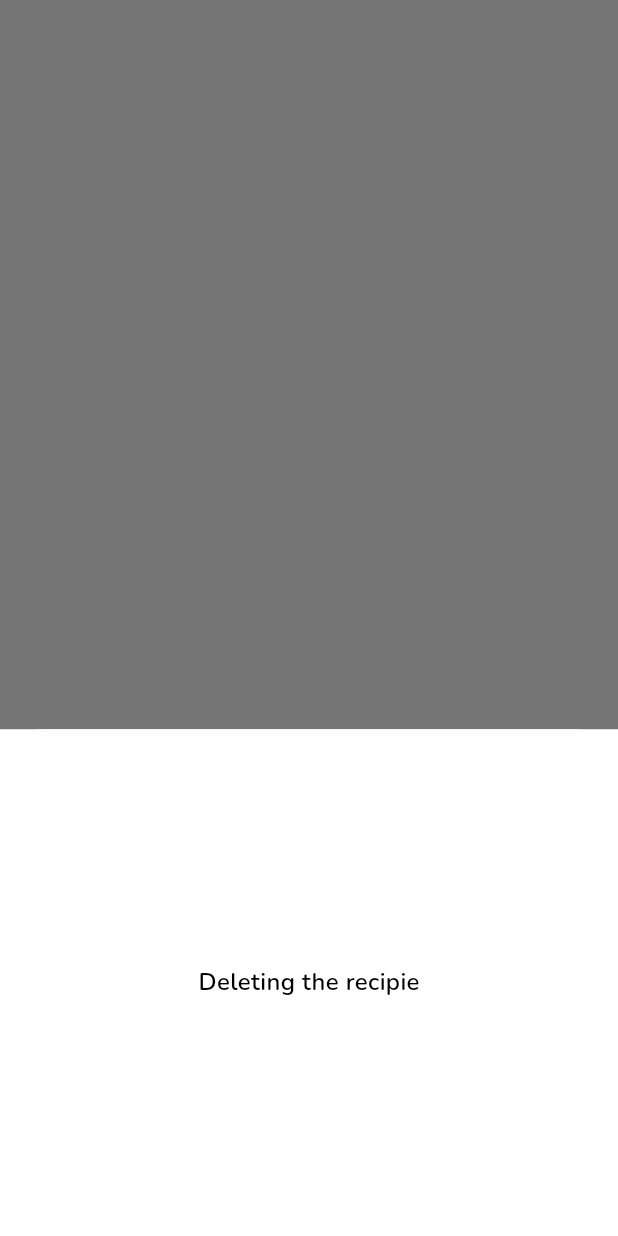
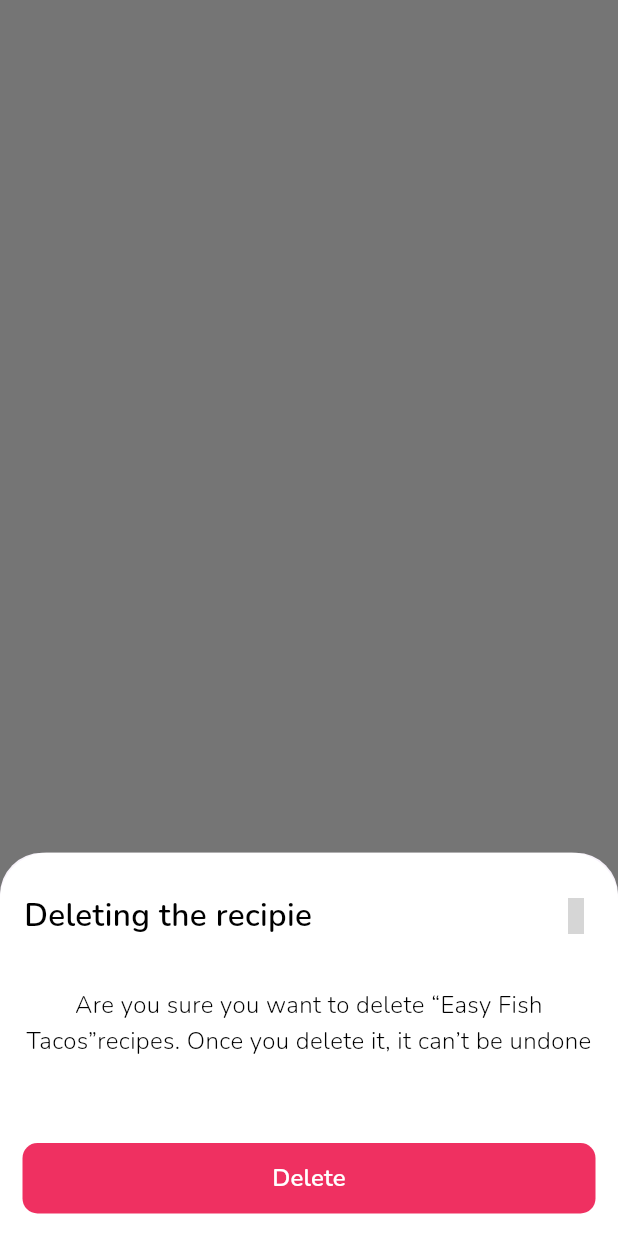
Before and after one commit to AliJawadSubhan/sonphy, a Flutter app: what deleteBottomSheet() shows on an empty page, opened directly, on a phone screen of 412 x 824 dp. Run offline on Flutter 3.47's test engine with Material 3 defaults, Android fonts, the light colour scheme and no system bars; our stand-ins replace auto_size_text, flutter_svg, google_fonts, icons_plus; missing offline and left inert: animate_routes; grey boxes are pictures that could not be loaded.

Commit message:
edit page included

```diff
--- a/lib/base/sonphy.dart
+++ b/lib/base/sonphy.dart
@@ -2,6 +2,7 @@ import 'package:flutter/material.dart';
 import 'package:sonphy/core/utils/colors.dart';
 import 'package:sonphy/modules/create_recipie/create_recipie.dart';
 import 'package:sonphy/modules/generate_recipie/generate_recipie_page.dart';
+import 'package:sonphy/modules/profile/pages/profile_settings_page.dart';
 
 class Sonphy extends StatelessWidget {
   const Sonphy({super.key});
@@ -19,7 +20,7 @@ class Sonphy extends StatelessWidget {
             elevation: 0.0,
             backgroundColor: Colors.white,
           )),
-      home: GenerateRecipiePage(),
+      home: ProfileSettingsPage(),
     );
   }
 }
--- a/lib/modules/generate_recipie/widgets/delete_bottom_sheet.dart
+++ b/lib/modules/generate_recipie/widgets/delete_bottom_sheet.dart
@@ -1,22 +1,75 @@
 import 'package:flutter/material.dart';
+import 'package:icons_plus/icons_plus.dart';
 import 'package:sonphy/config/extensions/buildcontext_extensions.dart';
-import 'package:sonphy/core/core_widgets/core_text.dart';
+import 'package:sonphy/core/core_widgets/widget_link.dart';
+import 'package:sonphy/core/utils/colors.dart';
 
 void deleteBottomSheet(BuildContext context) {
   showModalBottomSheet(
     context: context,
     builder: (context) {
       return Container(
-        height: context.screenHeight * 0.41,
-        color: Colors.white,
-        child: Center(
-          child: Column(
-            mainAxisAlignment: MainAxisAlignment.center,
-            mainAxisSize: MainAxisSize.min,
-            children: <Widget>[
-              customTextWidget(text: "Deleting the recipie"),
-            ],
+        height: context.screenHeight * 0.31,
+        width: context.screenWidth,
+        decoration: const BoxDecoration(
+          color: Colors.white,
+          borderRadius: BorderRadius.only(
+            topLeft: Radius.circular(31),
+            topRight: Radius.circular(31),
           ),
+        ),
+        child: Column(
+          mainAxisAlignment: MainAxisAlignment.start,
+          crossAxisAlignment: CrossAxisAlignment.start,
+          mainAxisSize: MainAxisSize.min,
+          children: <Widget>[
+            Spaces.smallh,
+            Padding(
+              padding: const EdgeInsets.all(16.0),
+              child: Row(
+                mainAxisAlignment: MainAxisAlignment.spaceBetween,
+                children: [
+                  customTextWidget(
+                    text: "Deleting the recipie",
+                    fontSize: 21,
+                  ),
+                  GestureDetector(
+                    onTap: () {
+                      context.popFromScreen();
+                    },
+                    child: const Icon(
+                      EvaIcons.close,
+                      color: ColorConstants.lightGreySecondaryColor,
+                    ),
+                  )
+                ],
+              ),
+            ),
+            Padding(
+              padding: const EdgeInsets.all(16.0),
+              child: customTextWidget(
+                text:
+                    "Are you sure you want to delete “Easy Fish Tacos”recipes. Once you delete it, it can’t be undone",
+                textAlign: TextAlign.center,
+                fontWeight: FontWeight.w300,
+              ),
+            ),
+            const Spacer(),
+            Padding(
+              padding: const EdgeInsets.all(15.0),
+              child: customElevatedBtnWidget(
+                bgColor: const Color(0xFFEF3061),
+                width: context.screenWidth,
+                child: customTextWidget(
+                  text: "Delete",
+                  color: Colors.white,
+                ),
+                func: () {
+                  context.popFromScreen();
+                },
+              ),
+            ),
+          ],
         ),
       );
     },
```
Also changed, not shown: lib/modules/profile/pages/profile_settings_page.dart (added, +118 -0 lines).
